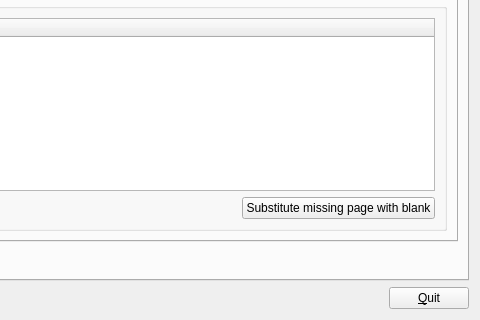
First picture: the form in qtCreatorFiles/ui_manager.ui, repository plomgrading/plom, before the edit; both pictures show x 544 to 1024 and y 340 to 660 of the 1024 by 660 pixel window.
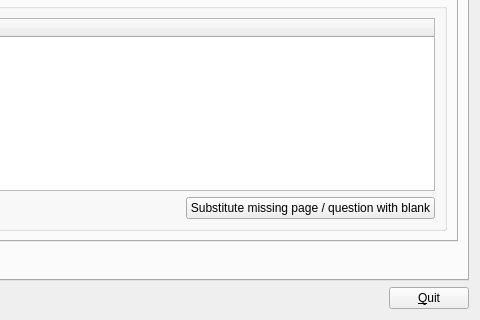
Second picture: the form after the edit. The open tabs and pages were chosen to show the change.

Commit message: Can subs blank page of hw question from manager

Diff of the .ui file:
```diff
--- a/qtCreatorFiles/ui_manager.ui
+++ b/qtCreatorFiles/ui_manager.ui
@@ -364,7 +364,7 @@
                 <item>
                  <widget class="QPushButton" name="subsPageB">
                   <property name="text">
-                   <string>Substitute missing page with blank</string>
+                   <string>Substitute missing page / question with blank</string>
                   </property>
                  </widget>
                 </item>
```
The commit also changes 9 other files.
